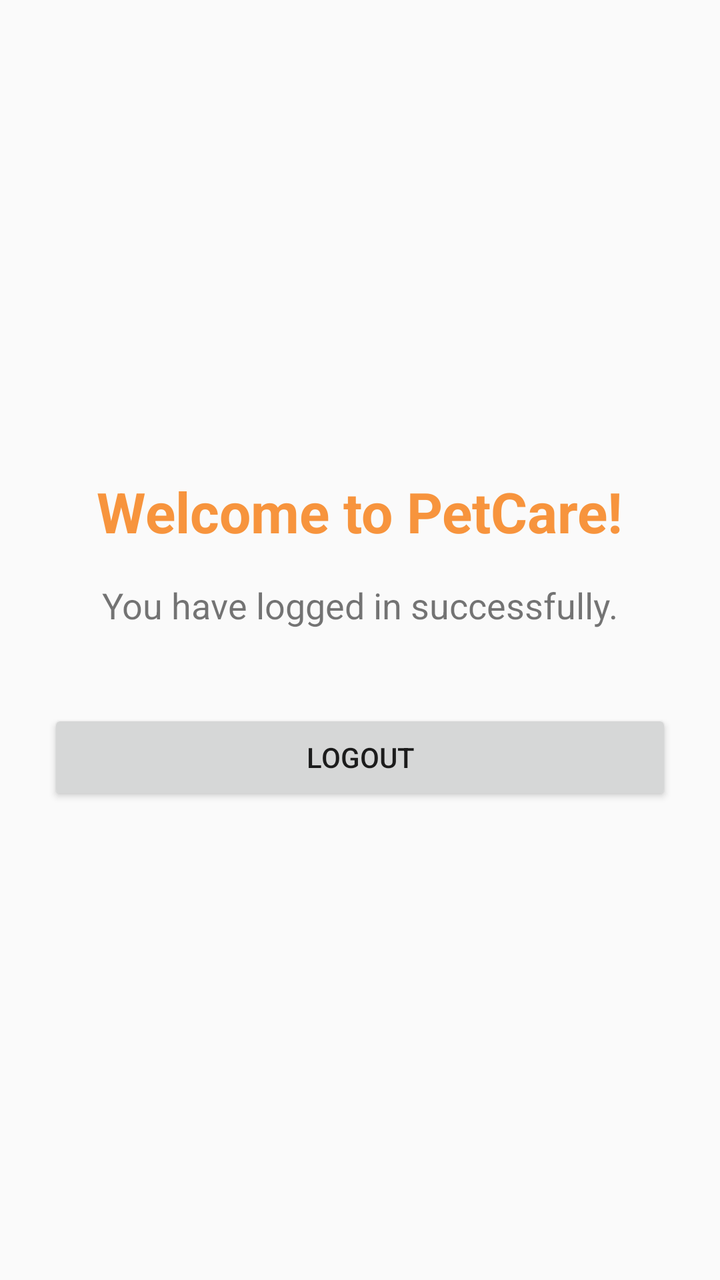
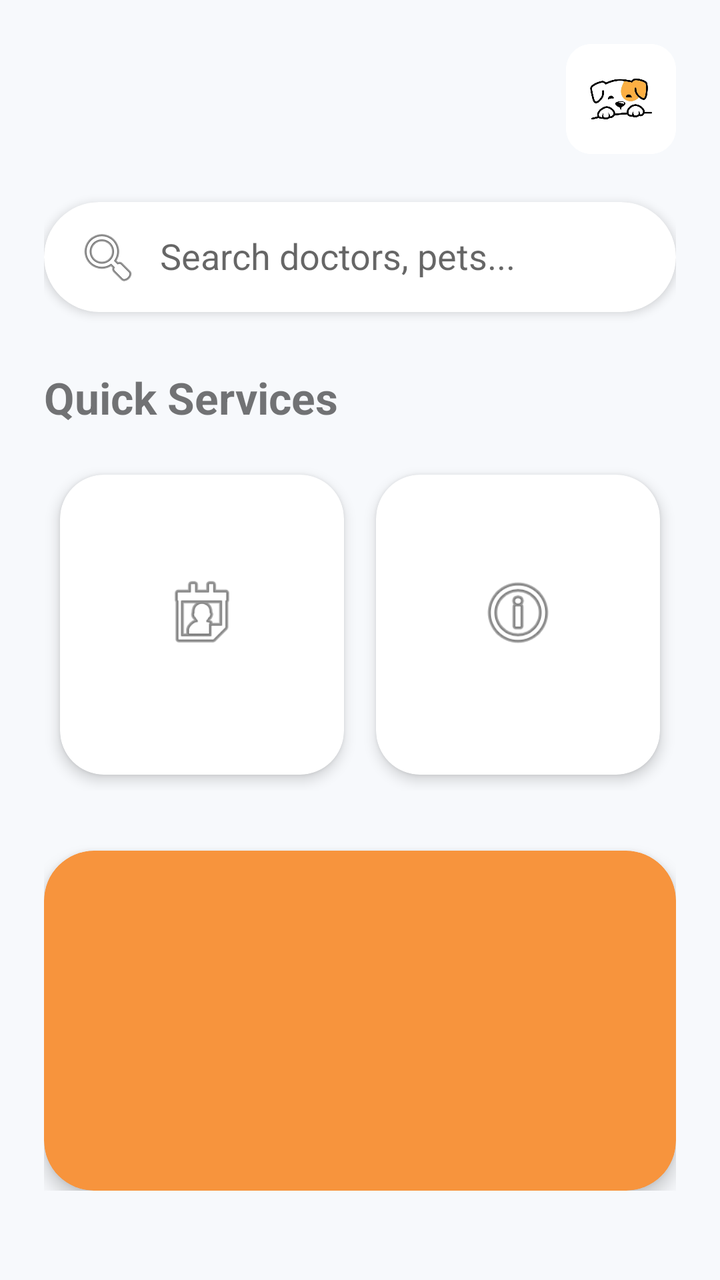

Compare the two renders of this Android layout. The source of the first and the diff that turns it into the second are given below.
<!-- AndroidManifest.xml: application theme Theme.PETCARE -->
<!-- res/layout/home.xml -->
<?xml version="1.0" encoding="utf-8"?>


<LinearLayout xmlns:android="http://schemas.android.com/apk/res/android"
    android:layout_width="match_parent"
    android:layout_height="match_parent"
    android:gravity="center"
    android:orientation="vertical"
    android:padding="24dp">

    <TextView
        android:id="@+id/txtWelcome"
        android:layout_width="wrap_content"
        android:layout_height="wrap_content"
        android:text="Welcome to PetCare!"
        android:textColor="#F7943D"
        android:textSize="28sp"
        android:textStyle="bold" />

    <TextView
        android:layout_width="wrap_content"
        android:layout_height="wrap_content"
        android:layout_marginTop="16dp"
        android:text="You have logged in successfully."
        android:textSize="18sp" />

    <Button
        android:id="@+id/btnLogout"
        android:layout_width="match_parent"
        android:layout_height="wrap_content"
        android:layout_marginTop="40dp"
        android:text="Logout" />

</LinearLayout>
<!-- resources referenced by this layout -->
<resources>
  <style name="Theme.PETCARE" parent="Theme.AppCompat.Light.NoActionBar">
          
      </style>
</resources>

<!-- the commit's change to res/layout/home.xml (unified diff, before → after) -->
@@ -1,34 +1,189 @@
 <?xml version="1.0" encoding="utf-8"?>
 
 
-<LinearLayout xmlns:android="http://schemas.android.com/apk/res/android"
+<androidx.constraintlayout.widget.ConstraintLayout
+    xmlns:android="http://schemas.android.com/apk/res/android"
+    xmlns:app="http://schemas.android.com/apk/res-auto"
     android:layout_width="match_parent"
     android:layout_height="match_parent"
-    android:gravity="center"
-    android:orientation="vertical"
-    android:padding="24dp">
+    android:background="#F7F9FC">
 
-    <TextView
-        android:id="@+id/txtWelcome"
-        android:layout_width="wrap_content"
-        android:layout_height="wrap_content"
-        android:text="Welcome to PetCare!"
-        android:textColor="#F7943D"
-        android:textSize="28sp"
-        android:textStyle="bold" />
+    <ScrollView
+        android:layout_width="match_parent"
+        android:layout_height="match_parent">
 
-    <TextView
-        android:layout_width="wrap_content"
-        android:layout_height="wrap_content"
-        android:layout_marginTop="16dp"
-        android:text="You have logged in successfully."
-        android:textSize="18sp" />
+        <LinearLayout
+            android:layout_width="match_parent"
+            android:layout_height="wrap_content"
+            android:orientation="vertical"
+            android:padding="22dp">
 
-    <Button
-        android:id="@+id/btnLogout"
-        android:layout_width="match_parent"
-        android:layout_height="wrap_content"
-        android:layout_marginTop="40dp"
-        android:text="Logout" />
+            
 
-</LinearLayout>
+            <LinearLayout
+                android:layout_width="match_parent"
+                android:layout_height="wrap_content"
+                android:gravity="center_vertical">
+
+                <LinearLayout
+                    android:layout_width="0dp"
+                    android:layout_height="wrap_content"
+                    android:layout_weight="1"
+                    android:orientation="vertical">
+
+                    <TextView
+                        android:text="Hello,"
+                        android:textSize="16sp"
+                        android:textColor="#888"/>
+
+                    <TextView
+                        android:id="@+id/txtUsername"
+                        android:text="Tanay 👋"
+                        android:textSize="28sp"
+                        android:textStyle="bold"
+                        android:textColor="#222"/>
+
+                </LinearLayout>
+
+                <ImageView
+                    android:layout_width="55dp"
+                    android:layout_height="55dp"
+                    android:src="@drawable/pet_logo"/>
+
+            </LinearLayout>
+
+            
+
+            <androidx.cardview.widget.CardView
+                android:layout_width="match_parent"
+                android:layout_height="55dp"
+                android:layout_marginTop="24dp"
+                app:cardCornerRadius="28dp"
+                app:cardElevation="3dp">
+
+                <EditText
+                    android:layout_width="match_parent"
+                    android:layout_height="match_parent"
+                    android:background="@null"
+                    android:drawableStart="@android:drawable/ic_menu_search"
+                    android:drawablePadding="10dp"
+                    android:hint="Search doctors, pets..."
+                    android:padding="16dp"/>
+
+            </androidx.cardview.widget.CardView>
+
+            
+
+            <TextView
+                android:layout_width="wrap_content"
+                android:layout_height="wrap_content"
+                android:text="Quick Services"
+                android:textStyle="bold"
+                android:textSize="22sp"
+                android:layout_marginTop="28dp"/>
+
+            <GridLayout
+                android:layout_width="match_parent"
+                android:layout_height="wrap_content"
+                android:columnCount="2"
+                android:layout_marginTop="16dp">
+
+                <androidx.cardview.widget.CardView
+                    android:layout_width="0dp"
+                    android:layout_height="150dp"
+                    android:layout_columnWeight="1"
+                    android:layout_margin="8dp"
+                    app:cardCornerRadius="22dp"
+                    app:cardElevation="4dp">
+
+                    <LinearLayout
+                        android:layout_width="match_parent"
+                        android:layout_height="match_parent"
+                        android:gravity="center"
+                        android:orientation="vertical">
+
+                        <ImageView
+                            android:layout_width="42dp"
+                            android:layout_height="42dp"
+                            android:src="@android:drawable/ic_menu_my_calendar"/>
+
+                        <TextView
+                            android:text="Appointments"
+                            android:textStyle="bold"
+                            android:layout_marginTop="12dp"/>
+
+                    </LinearLayout>
+
+                </androidx.cardview.widget.CardView>
+
+                <androidx.cardview.widget.CardView
+                    android:layout_width="0dp"
+                    android:layout_height="150dp"
+                    android:layout_columnWeight="1"
+                    android:layout_margin="8dp"
+                    app:cardCornerRadius="22dp"
+                    app:cardElevation="4dp">
+
+                    <LinearLayout
+                        android:layout_width="match_parent"
+                        android:layout_height="match_parent"
+                        android:gravity="center"
+                        android:orientation="vertical">
+
+                        <ImageView
+                            android:layout_width="42dp"
+                            android:layout_height="42dp"
+                            android:src="@android:drawable/ic_menu_info_details"/>
+
+                        <TextView
+                            android:text="Vaccination"
+                            android:textStyle="bold"
+                            android:layout_marginTop="12dp"/>
+
+                    </LinearLayout>
+
+                </androidx.cardview.widget.CardView>
+
+            </GridLayout>
+
+            
+
+            <androidx.cardview.widget.CardView
+                android:layout_width="match_parent"
+                android:layout_height="170dp"
+                android:layout_marginTop="30dp"
+                app:cardCornerRadius="25dp"
+                app:cardBackgroundColor="#F7943D"
+                app:cardElevation="5dp">
+
+                <LinearLayout
+                    android:layout_width="match_parent"
+                    android:layout_height="match_parent"
+                    android:orientation="vertical"
+                    android:padding="22dp">
+
+                    <TextView
+                        android:text="Pet Health Summary"
+                        android:textColor="#FFFFFF"
+                        android:textSize="24sp"
+                        android:textStyle="bold"/>
+
+                    <TextView
+                        android:text="✔ Next Vaccination : 20 Aug"
+                        android:textColor="#FFFFFF"
+                        android:layout_marginTop="18dp"/>
+
+                    <TextView
+                        android:text="✔ Last Check-up : Healthy"
+                        android:textColor="#FFFFFF"
+                        android:layout_marginTop="10dp"/>
+
+                </LinearLayout>
+
+            </androidx.cardview.widget.CardView>
+
+        </LinearLayout>
+
+    </ScrollView>
+
+</androidx.constraintlayout.widget.ConstraintLayout>
<!-- resource entries referenced after the edit -->
@@ -1,5 +1,6 @@
 <!-- resources referenced by this layout -->
 <resources>
+  <!-- drawable pet_logo: png bitmap (drawable, 122432 bytes) -->
   <style name="Theme.PETCARE" parent="Theme.AppCompat.Light.NoActionBar">
           
       </style>
